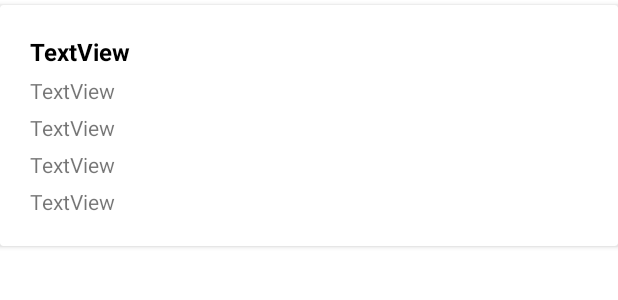
After one commit to AndroidDevoper/RickAndMorty, an Android app: the layout list_item.xml on its own in the app's theme, with its tools: preview values and no code run, on a phone screen of 412 x 824 dp. The commit adds this screen. Shown: the top 300 px of the screen. Run offline under Robolectric (Android 15) with nearby library versions, the phone set to English and light mode, and no system bars; network calls fail.

Commit message:
Retrofit, RecyclerView

```diff
--- /dev/null
+++ b/app/src/main/java/com/example/rickandmorty/data/remote/dto/Location.kt
@@ -0,0 +1,6 @@
+package com.example.rickandmorty.data.remote.dto
+
+data class Location(
+    val name: String,
+    val url: String
+)
--- /dev/null
+++ b/app/src/main/java/com/example/rickandmorty/data/remote/dto/Origin.kt
@@ -0,0 +1,6 @@
+package com.example.rickandmorty.data.remote.dto
+
+data class Origin(
+    val name: String,
+    val url: String
+)
--- /dev/null
+++ b/app/src/main/java/com/example/rickandmorty/data/remote/dto/Results.kt
@@ -0,0 +1,6 @@
+package com.example.rickandmorty.data.remote.dto
+
+data class Results(
+    val info: Info,
+    val results: List<Character>
+)
--- /dev/null
+++ b/app/src/main/res/layout/list_item.xml
@@ -0,0 +1,64 @@
+<?xml version="1.0" encoding="utf-8"?>
+<androidx.cardview.widget.CardView xmlns:android="http://schemas.android.com/apk/res/android"
+    android:layout_width="match_parent"
+    android:layout_height="wrap_content"
+    android:layout_marginTop="3dp">
+
+    <LinearLayout
+        android:layout_width="match_parent"
+        android:layout_height="wrap_content"
+        android:layout_margin="10dp"
+        android:orientation="horizontal">
+
+        <ImageView
+            android:id="@+id/imageView"
+            android:layout_width="wrap_content"
+            android:layout_height="wrap_content"
+            android:scaleType="centerCrop" />
+
+        <LinearLayout
+            android:layout_width="match_parent"
+            android:layout_height="wrap_content"
+            android:layout_margin="10dp"
+            android:orientation="vertical">
+
+            <TextView
+                android:id="@+id/name"
+                android:layout_width="match_parent"
+                android:layout_height="wrap_content"
+                android:text="TextView"
+                android:textColor="#000000"
+                android:textSize="16sp"
+                android:textStyle="bold" />
+
+            <TextView
+                android:id="@+id/status"
+                android:layout_width="match_parent"
+                android:layout_height="wrap_content"
+                android:layout_marginTop="5dp"
+                android:text="TextView" />
+
+            <TextView
+                android:id="@+id/species"
+                android:layout_width="match_parent"
+                android:layout_height="wrap_content"
+                android:layout_marginTop="5dp"
+                android:text="TextView" />
+
+            <TextView
+                android:id="@+id/type"
+                android:layout_width="match_parent"
+                android:layout_height="wrap_content"
+                android:layout_marginTop="5dp"
+                android:text="TextView" />
+
+            <TextView
+                android:id="@+id/gender"
+                android:layout_width="match_parent"
+                android:layout_height="wrap_content"
+                android:layout_marginTop="5dp"
+                android:text="TextView" />
+
+        </LinearLayout>
+    </LinearLayout>
+</androidx.cardview.widget.CardView>
--- a/build.gradle
+++ b/build.gradle
@@ -1,6 +1,6 @@
 // Top-level build file where you can add configuration options common to all sub-projects/modules.
 plugins {
-    id 'com.android.application' version '8.0.1' apply false
-    id 'com.android.library' version '8.0.1' apply false
+    id 'com.android.application' version '8.4.0' apply false
+    id 'com.android.library' version '8.4.0' apply false
     id 'org.jetbrains.kotlin.android' version '1.8.20' apply false
 }
```
Also changed, not shown: app/src/main/java/com/example/rickandmorty/adapter/CharacterAdapter.kt (added, +46 -0 lines), app/src/main/java/com/example/rickandmorty/data/remote/RickyAndMortyApi.kt (added, +25 -0 lines), app/src/main/java/com/example/rickandmorty/data/remote/dto/Character.kt (added, +16 -0 lines), app/src/main/java/com/example/rickandmorty/data/remote/dto/Info.kt (added, +8 -0 lines), app/src/main/java/com/example/rickandmorty/ui/characters/CharactersFragment.kt (+34 -2 lines), app/src/main/res/layout/fragment_home.xml (+12 -0 lines), gradle/wrapper/gradle-wrapper.properties.
